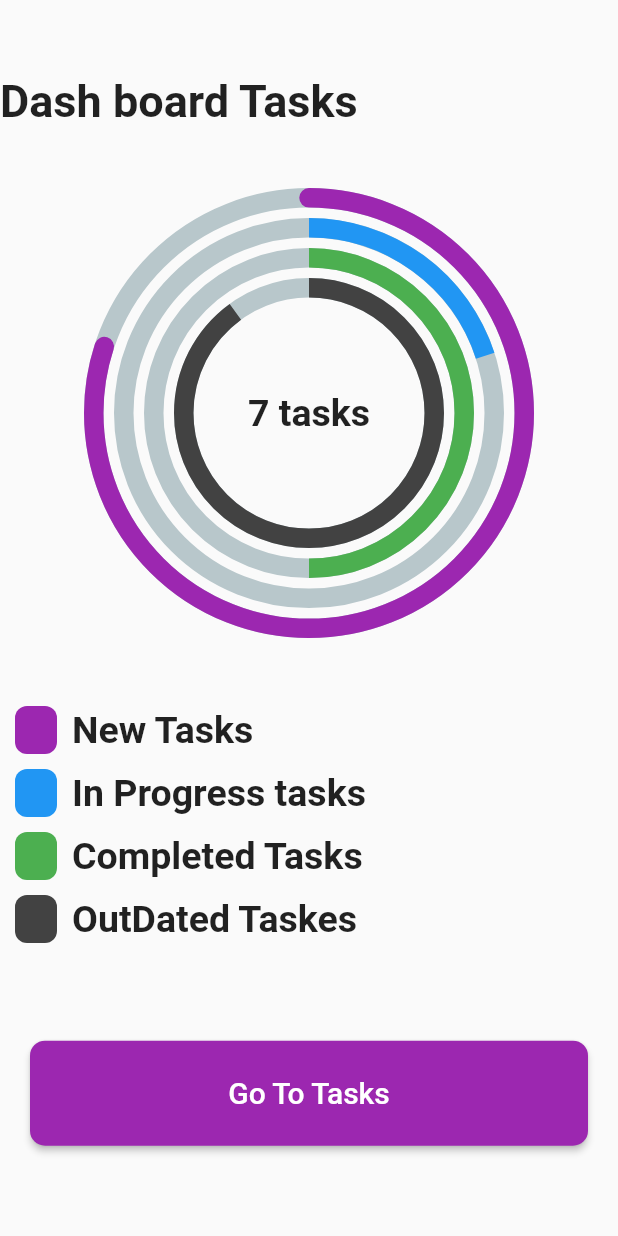
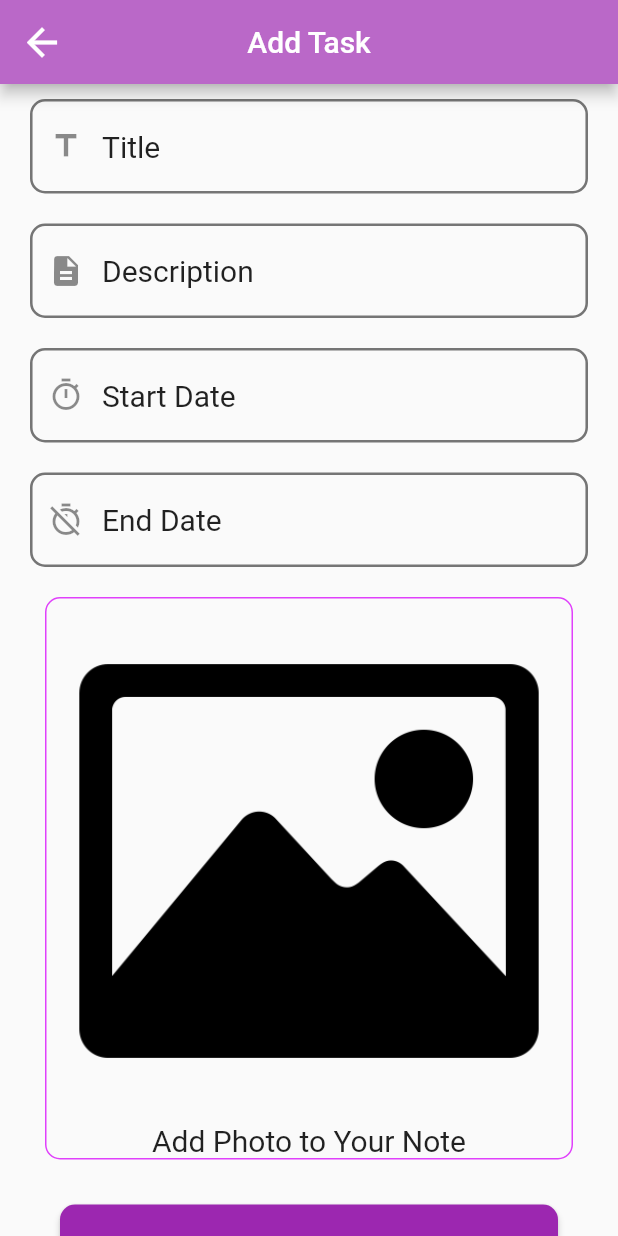
Before and after one commit to abdo2121nasser/todo_app, a Flutter app: the screen it shows after launch, on a phone screen of 412 x 824 dp. Run offline on Flutter 3.47's test engine with Material 2 defaults, Android fonts, the phone set to English and light mode, and no system bars; drawn by our look-alikes of percent_indicator.

```diff
--- a/todo_app/lib/app_root/app_root.dart
+++ b/todo_app/lib/app_root/app_root.dart
@@ -1,6 +1,8 @@
 import 'package:flutter/material.dart';
 import 'package:work_shop1/screens/dashboard_screen.dart';
+import 'package:work_shop1/screens/homepage.dart';
 import 'package:work_shop1/screens/login_screen.dart';
+import 'package:work_shop1/screens/operation_tasks_screen.dart';
 import 'package:work_shop1/screens/register_screen.dart';
 import 'package:work_shop1/screens/splash_screen.dart';
 
@@ -14,7 +16,7 @@ class TodoApp extends StatelessWidget {
     return MaterialApp(
 
       debugShowCheckedModeBanner: false,
-    home: DashBoardScreen(),
+    home: OperationTasksScreen(),
     );
   }
 }
--- a/todo_app/lib/core/block/general_text_field_block.dart
+++ b/todo_app/lib/core/block/general_text_field_block.dart
@@ -4,8 +4,8 @@ import 'package:flutter/material.dart';
 
 class GeneralTextField extends StatelessWidget {
   final String hint;
-
-  GeneralTextField({required this.hint});
+  final IconData icon;
+  GeneralTextField({required this.hint, required this.icon});
 
   @override
   Widget build(BuildContext context) {
@@ -14,8 +14,8 @@ class GeneralTextField extends StatelessWidget {
           vertical: 10
       ),
       child: TextFormField(
-        ////controller: textEditingController,
-        //cursorColor: AppColors.kMainColor,
+        //keyboardType: TextInputType.none,
+
         decoration:  InputDecoration(
           enabledBorder: OutlineInputBorder(
             borderRadius: BorderRadius.all(Radius.circular(10)),
@@ -23,6 +23,7 @@ class GeneralTextField extends StatelessWidget {
               BorderSide(width: 1.7,color: Colors.grey.shade600)),
           border:const  OutlineInputBorder(),
           hintText: hint,
+           prefixIcon: Icon(icon),
           hintStyle:const TextStyle(color: Colors.black87,fontSize: 20)
         ),
       ),
--- /dev/null
+++ b/todo_app/lib/core/block/photo_picker_block.dart
@@ -0,0 +1,30 @@
+import 'package:flutter/material.dart';
+import 'package:work_shop1/core/constants/constants_images.dart';
+
+
+
+class PhotoPickerBlock extends StatelessWidget {
+  const PhotoPickerBlock({super.key});
+
+  @override
+  Widget build(BuildContext context) {
+    return InkWell(
+      onTap: (){},
+      child: Container(
+        margin: EdgeInsets.all(10),
+decoration: BoxDecoration(
+  borderRadius: BorderRadius.circular(10),
+  border: Border.all(color: Colors.purpleAccent)
+),
+        child: Column(
+          children: [
+            Image.asset(ConstantImages.kImageImage),
+            Text('Add Photo to Your Note',style: TextStyle(
+              fontSize: 20
+            ),),
+          ],
+        ),
+      ),
+    );
+  }
+}
--- /dev/null
+++ b/todo_app/lib/core/constants/constants_images.dart
@@ -0,0 +1,5 @@
+class ConstantImages
+{
+ static String kLogoImage='lib/assets/logo.jpeg';
+ static String kImageImage='lib/assets/iconfinder_icon-image_211677-1.webp';
+}
--- a/todo_app/lib/screens/login_screen.dart
+++ b/todo_app/lib/screens/login_screen.dart
@@ -1,7 +1,7 @@
 import 'package:flutter/material.dart';
 import 'package:work_shop1/core/block/general_text_field_block.dart';
 import 'package:work_shop1/core/constants/color_constants.dart';
-import 'package:work_shop1/core/constants/constants.dart';
+import 'package:work_shop1/core/constants/constants_images.dart';
 import 'package:work_shop1/screens/register_screen.dart';
 
 import '../core/block/general_button_block.dart';
@@ -26,8 +26,8 @@ class LoginScreen extends StatelessWidget {
               ),
               const Text('Login',
               style: TextStyle(color: Colors.black87,fontSize: 30,fontWeight: FontWeight.bold),),
-              GeneralTextField(hint: 'Email',),
-              GeneralTextField(hint: 'Password',),
+              GeneralTextField(hint: 'Email',icon: Icons.email_outlined,),
+              GeneralTextField(hint: 'Password',icon: Icons.password,),
              const SizedBox(height: 20,),
                Row(
                 children: [
--- /dev/null
+++ b/todo_app/lib/screens/operation_tasks_screen.dart
@@ -0,0 +1,49 @@
+import 'package:flutter/material.dart';
+import 'package:work_shop1/core/block/general_button_block.dart';
+import 'package:work_shop1/core/block/general_text_field_block.dart';
+import 'package:work_shop1/core/block/photo_picker_block.dart';
+
+
+
+class OperationTasksScreen extends StatelessWidget {
+  const OperationTasksScreen({super.key});
+
+  @override
+  Widget build(BuildContext context) {
+    return Scaffold(
+        appBar: AppBar(
+          backgroundColor: Colors.purple.shade300,
+          leading: InkWell(
+            onTap: (){
+              Navigator.pop(context);
+            },
+              child: Icon(Icons.arrow_back,size: 30,)),
+          centerTitle: true,
+          title: Text('Add Task'),
+        ),
+      body: SingleChildScrollView(
+        child: Padding(
+          padding:  EdgeInsets.symmetric(horizontal: 20),
+          child: Column(
+            children: [
+          SizedBox(
+            child: Column(
+              children: [
+                GeneralTextField(hint: 'Title', icon: Icons.title),
+                GeneralTextField(hint: 'Description', icon: Icons.description),
+                GeneralTextField(hint: 'Start Date', icon: Icons.timer_outlined),
+                GeneralTextField(hint: 'End Date', icon: Icons.timer_off_outlined),
+              ],
+            ),
+          ),
+PhotoPickerBlock(),
+              GeneralButton(lable: 'Add Task', function: (){}, width: double.maxFinite, hight: 70)
+
+            ],
+
+          ),
+        ),
+      ),
+    );
+  }
+}
--- a/todo_app/lib/screens/splash_screen.dart
+++ b/todo_app/lib/screens/splash_screen.dart
@@ -2,7 +2,7 @@
 
 import 'package:flutter/material.dart';
 import 'package:work_shop1/core/constants/color_constants.dart';
-import 'package:work_shop1/core/constants/constants.dart';
+import 'package:work_shop1/core/constants/constants_images.dart';
 import 'package:work_shop1/screens/login_screen.dart';
 
 
--- a/todo_app/pubspec.yaml
+++ b/todo_app/pubspec.yaml
@@ -37,6 +37,7 @@ dependencies:
   cupertino_icons: ^1.0.2
   flutter_screenutil: ^5.9.0
   percent_indicator: ^4.2.3
+  calendar_view: ^1.0.4
 
 dev_dependencies:
   flutter_test:
```
Also changed, not shown: todo_app/lib/core/block/Contaner_task.dart (added, +78 -0 lines), todo_app/lib/core/block/drower.dart (added, +31 -0 lines), todo_app/lib/screens/homepage.dart (added, +99 -0 lines), todo_app/lib/screens/register_screen.dart (+4 -4 lines), todo_app/lib/assets/iconfinder_icon-image_211677-1.webp (added), todo_app/pubspec.lock.
